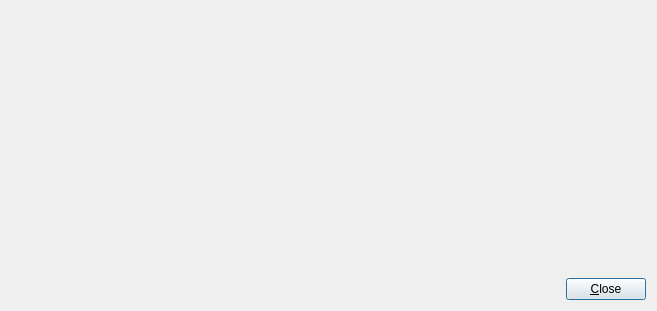
The window that src/aboutdialog.ui (ZIMA-Engineering/ZIMA-STEP-Edit) describes before a commit, drawn with Qt 5.
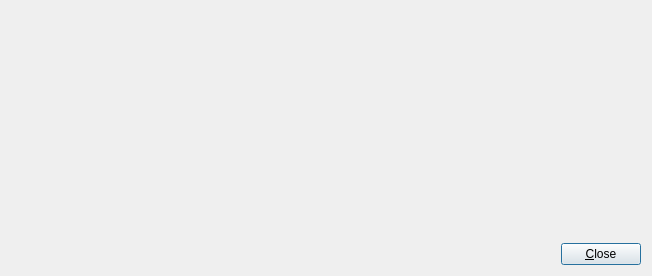
The same window after the commit. Icons and pictures are not drawn.

What changed in the file:
```diff
--- a/src/aboutdialog.ui
+++ b/src/aboutdialog.ui
@@ -6,8 +6,8 @@
    <rect>
     <x>0</x>
     <y>0</y>
-    <width>657</width>
-    <height>311</height>
+    <width>652</width>
+    <height>276</height>
    </rect>
   </property>
   <property name="windowTitle">
@@ -31,6 +31,8 @@
       </widget>
      </item>
      <item>
+      <layout class="QVBoxLayout" name="verticalLayout_2">
+       <item>
       <widget class="QLabel" name="aboutText">
        <property name="text">
         <string>&lt;!DOCTYPE HTML PUBLIC &quot;-//W3C//DTD HTML 4.0//EN&quot; &quot;http://www.w3.org/TR/REC-html40/strict.dtd&quot;&gt;
@@ -44,8 +46,6 @@
        </property>
       </widget>
      </item>
-    </layout>
-   </item>
    <item>
     <layout class="QHBoxLayout" name="horizontalLayout">
      <item>
@@ -67,6 +67,10 @@
         <string>&amp;Close</string>
        </property>
       </widget>
+         </item>
+        </layout>
+       </item>
+      </layout>
      </item>
     </layout>
    </item>
```
Lines whose indentation alone changed are shown as unchanged.
